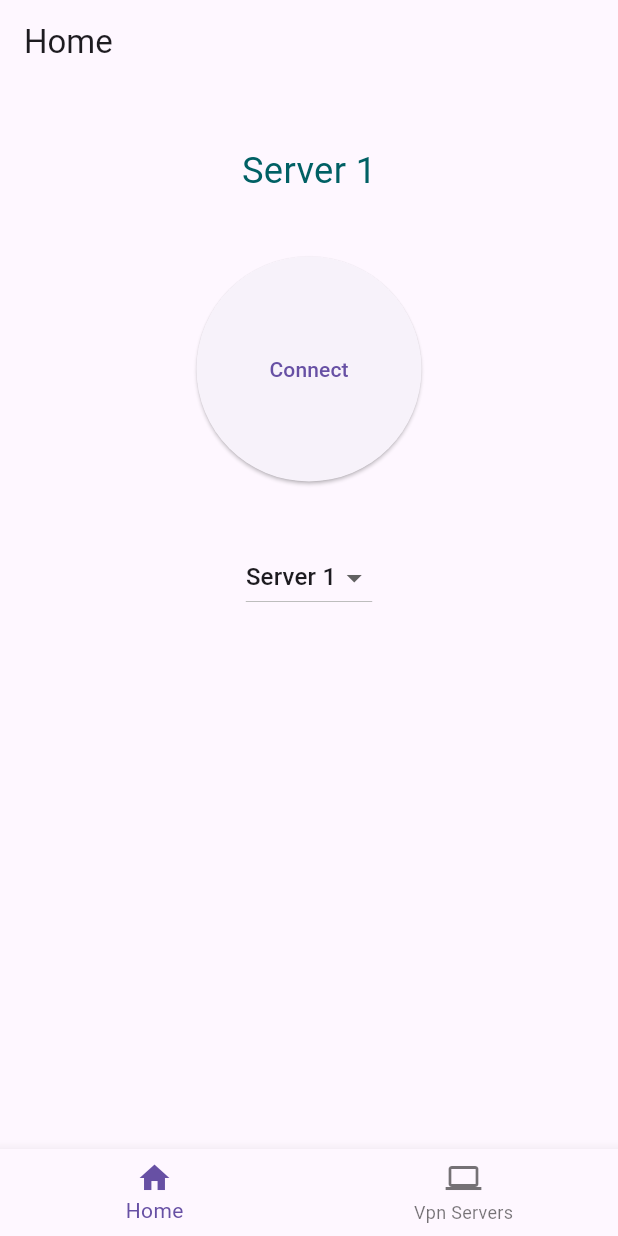
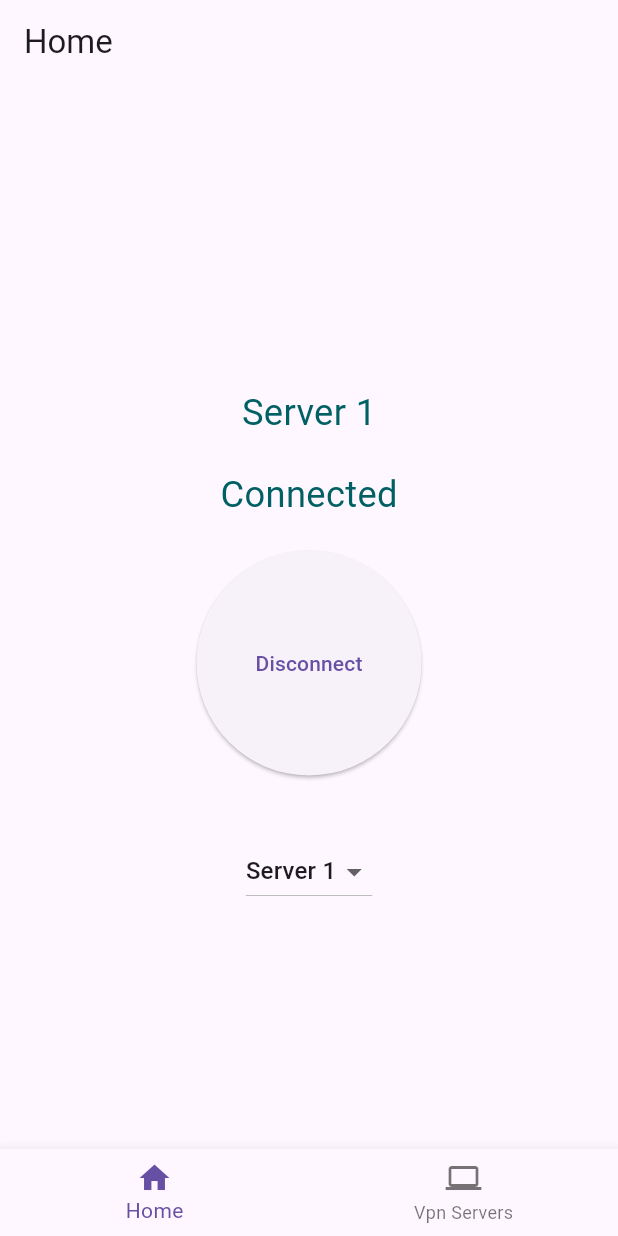
Before and after one commit to I-amCoder/flutter_vpn, a Flutter app: the screen it shows after launch, after a tap on "Connect", on a phone screen of 412 x 824 dp. Run offline on Flutter 3.47's test engine with Material 3 defaults, Android fonts, the phone set to English and light mode, and no system bars.

Commit message:
server connect dummy

```diff
--- a/lib/core/providers/servers_provider.dart
+++ b/lib/core/providers/servers_provider.dart
@@ -7,17 +7,26 @@ class ServerProvider extends ChangeNotifier {
     "Server 3",
   ];
 
+  bool _isConnected = false;
+
   String _selectedServer;
 
   ServerProvider() : _selectedServer = "Server 1";
 
   List<String> get servers => _servers;
   String get selectedServer => _selectedServer;
+  bool get isConnected => _isConnected;
 
   void changeServer(String server) {
     if (_servers.contains(server)) {
       _selectedServer = server;
+      _isConnected = false;
       notifyListeners();
     }
   }
+
+  void toggleConnect() {
+    _isConnected = !_isConnected;
+    notifyListeners();
+  }
 }
--- a/lib/screens/home.dart
+++ b/lib/screens/home.dart
@@ -11,10 +11,18 @@ class Home extends StatelessWidget {
     final serverProvider = Provider.of<ServerProvider>(context);
     return Center(
       child: Column(
+        mainAxisAlignment: MainAxisAlignment.center,
         children: [
           const SizedBox(height: 40),
-          MyText(text: serverProvider.selectedServer),
-          const SizedBox(height: 40),
+          MyText(
+            text: serverProvider.selectedServer,
+          ),
+          const SizedBox(
+            height: 20,
+          ),
+          MyText(
+              text: serverProvider.isConnected ? "Connected" : "Disconnected"),
+          const SizedBox(height: 20),
           SizedBox(
             height: 150,
             width: 150,
@@ -22,8 +30,11 @@ class Home extends StatelessWidget {
               style: ElevatedButton.styleFrom(
                   shape: RoundedRectangleBorder(
                       borderRadius: BorderRadius.circular(75.0))),
-              onPressed: () => {},
-              child: const Text("Connect"),
+              onPressed: () {
+                serverProvider.toggleConnect();
+              },
+              child:
+                  Text(serverProvider.isConnected ? "Disconnect" : "Connect"),
             ),
           ),
           const SizedBox(
```
